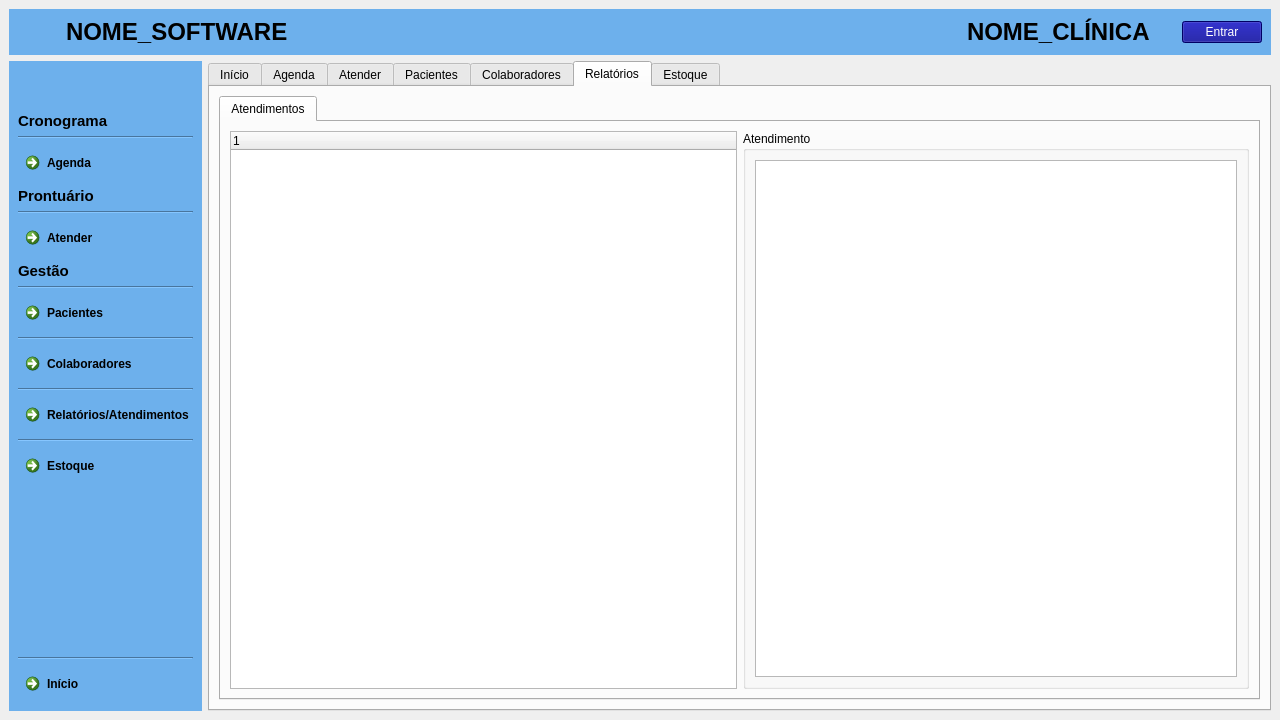
juander/Projeto_CPP, file clinica_cpp/mainwindow.ui: the form before one commit.
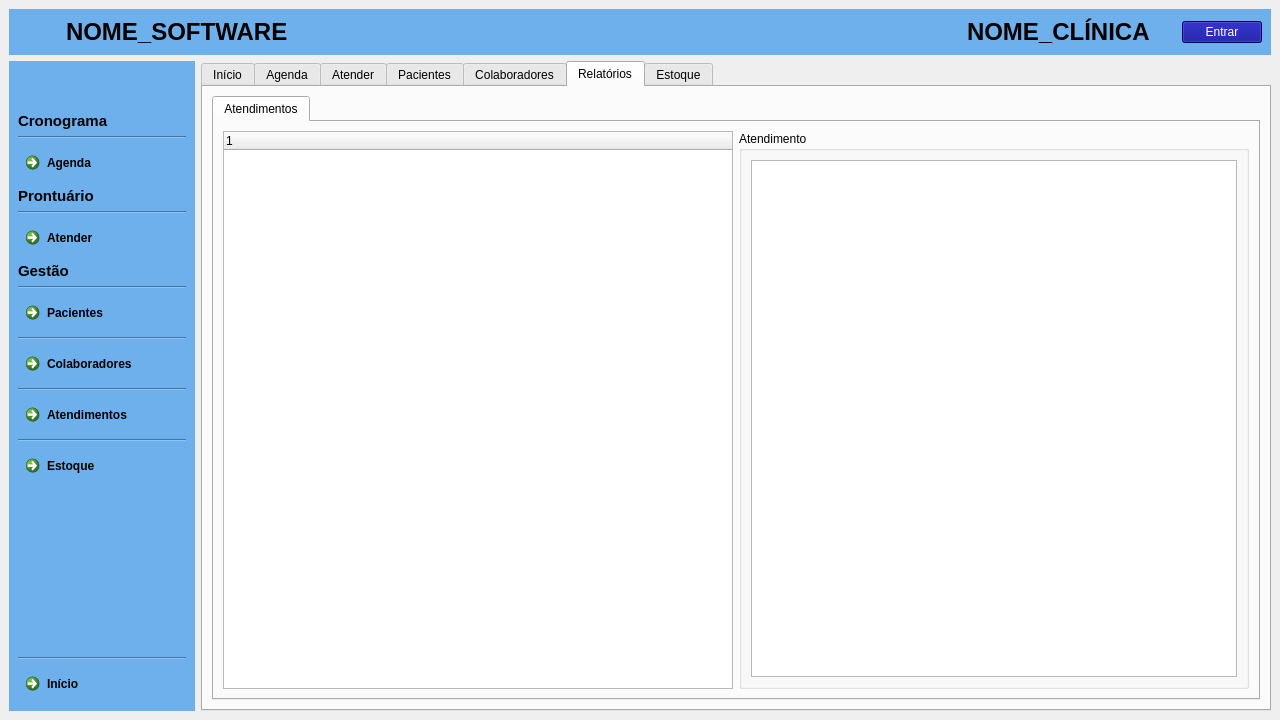
The form after the commit. Icons and pictures are not drawn.

Commit message: PÉÉÉÉÉkskskssksk

Patch:
```diff
--- a/clinica_cpp/mainwindow.ui
+++ b/clinica_cpp/mainwindow.ui
@@ -1668,7 +1668,7 @@
               <string notr="true">color: rgb(0, 0, 0);</string>
              </property>
              <property name="text">
-              <string notr="true">Relatórios/Atendimentos</string>
+              <string notr="true">Atendimentos</string>
              </property>
              <property name="icon">
               <iconset resource="icons.qrc">
```
The commit also changes 1 other file.
